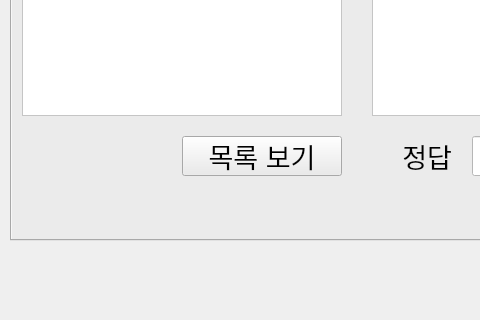
The window that studentUi.ui (dustn011/EducationApplication) describes before a commit, drawn with Qt 5; both pictures show x 0 to 480 and y 280 to 600 of the 800 by 600 pixel window.
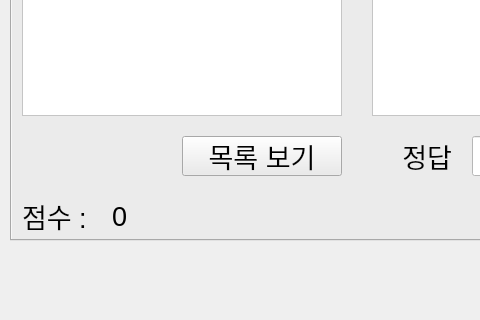
The same window after the commit.

Commit message: 민석_작업중

The edit to the form file:
```diff
--- a/studentUi.ui
+++ b/studentUi.ui
@@ -504,6 +504,60 @@
         </property>
        </column>
       </widget>
+      <widget class="QLabel" name="label_8">
+       <property name="geometry">
+        <rect>
+         <x>10</x>
+         <y>400</y>
+         <width>80</width>
+         <height>40</height>
+        </rect>
+       </property>
+       <property name="font">
+        <font>
+         <pointsize>20</pointsize>
+        </font>
+       </property>
+       <property name="text">
+        <string>점수 :</string>
+       </property>
+      </widget>
+      <widget class="QLabel" name="score">
+       <property name="geometry">
+        <rect>
+         <x>100</x>
+         <y>400</y>
+         <width>160</width>
+         <height>40</height>
+        </rect>
+       </property>
+       <property name="font">
+        <font>
+         <pointsize>20</pointsize>
+        </font>
+       </property>
+       <property name="text">
+        <string>0</string>
+       </property>
+      </widget>
+      <widget class="QLabel" name="exact">
+       <property name="geometry">
+        <rect>
+         <x>460</x>
+         <y>390</y>
+         <width>80</width>
+         <height>40</height>
+        </rect>
+       </property>
+       <property name="font">
+        <font>
+         <pointsize>20</pointsize>
+        </font>
+       </property>
+       <property name="text">
+        <string/>
+       </property>
+      </widget>
      </widget>
     </widget>
    </widget>
```
The commit also changes 1 other file.
